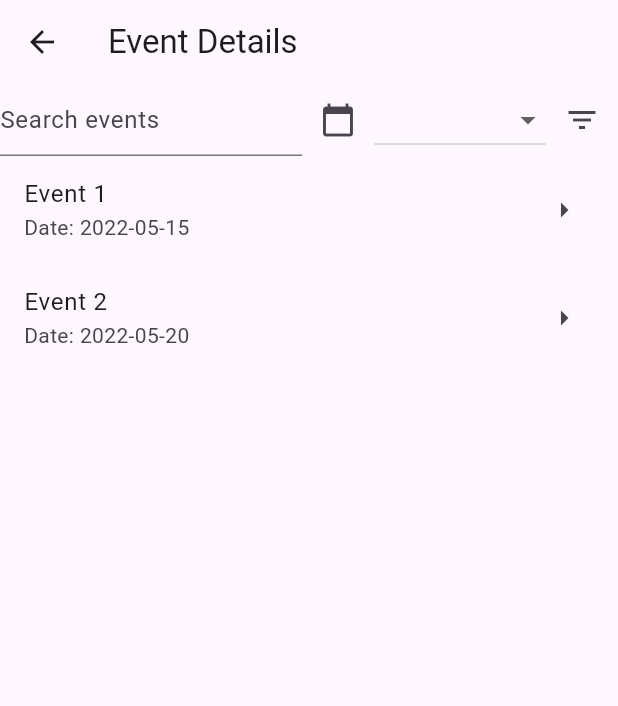
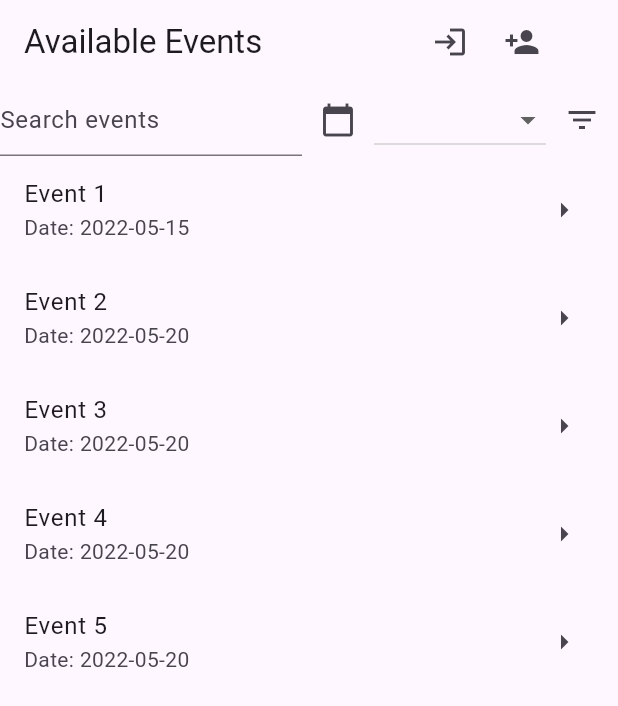
Before and after one commit to zeeshanalico/flutter-app-course-project-, a Flutter app: the AvailableEvents screen opened by its route, on a phone screen of 412 x 824 dp. Shown: the top 706 px of the screen. Run offline on Flutter 3.47's test engine with Material 3 defaults, Android fonts, the phone set to English and light mode, and no system bars; our stand-ins replace firebase_core, shared_preferences, sqflite; accounts and stored records are empty.

Commit message:
private screens configured

```diff
--- a/lib/Screens/available_events_screen.dart
+++ b/lib/Screens/available_events_screen.dart
@@ -42,6 +42,24 @@ class _EventDetailsState extends State<AvailableEvents> {
             'description': 'Description for Event 2',
             'date': '2022-05-20',
           },
+          {
+            'id': '3',
+            'title': 'Event 3',
+            'description': 'Description for Event 3',
+            'date': '2022-05-20',
+          },
+          {
+            'id': '4',
+            'title': 'Event 4',
+            'description': 'Description for Event 4',
+            'date': '2022-05-20',
+          },
+          {
+            'id': '5',
+            'title': 'Event 5',
+            'description': 'Description for Event 5',
+            'date': '2022-05-20',
+          },
         ];
       } catch (e) {
         print(e);
@@ -50,7 +68,6 @@ class _EventDetailsState extends State<AvailableEvents> {
       events = []; // Initialize with empty list if no events found
     }
 
-    print(events);
     setState(() {});
   }
 
@@ -74,7 +91,26 @@ class _EventDetailsState extends State<AvailableEvents> {
   Widget build(BuildContext context) {
     return Scaffold(
       appBar: AppBar(
-        title: const Text('Event Details'),
+        title: const Text(
+          'Available Events',
+        ),
+        automaticallyImplyLeading: false, // Hide the back button
+        actions: [
+          const SizedBox(width: 20.0),
+          IconButton(
+            icon: Icon(Icons.login),
+            onPressed: () {
+              Navigator.pushNamed(context, '/login');
+            },
+          ),
+          IconButton(
+            icon: Icon(Icons.person_add),
+            onPressed: () {
+              Navigator.pushNamed(context, '/register');
+            },
+          ),
+          const SizedBox(width: 40.0),
+        ],
       ),
       body: Column(
         children: [
--- a/lib/Screens/homecreen.dart
+++ b/lib/Screens/homecreen.dart
@@ -32,6 +32,24 @@ class _HomeScreenState extends State<HomeScreen> {
         'description': 'Description for Event 2',
         'date': '2022-05-20',
       },
+      {
+        'id': '3',
+        'title': 'Event 3',
+        'description': 'Description for Event 3',
+        'date': '2022-05-20',
+      },
+      {
+        'id': '4',
+        'title': 'Event 4',
+        'description': 'Description for Event 4',
+        'date': '2022-05-20',
+      },
+      {
+        'id': '5',
+        'title': 'Event 5',
+        'description': 'Description for Event 5',
+        'date': '2022-05-20',
+      },
     ];
 
     List<String> eventsJson = events
@@ -39,6 +57,10 @@ class _HomeScreenState extends State<HomeScreen> {
         .toList();
 
     await pref.setStringList('events', eventsJson);
+    await pref.setStringList(
+      'zeeshanali@gmail.com',
+      ['Zeeshan Ali', "zeeshanali@gmail.com", "admin", '03021055932'],
+    );
   }
 
   @override
@@ -75,7 +97,7 @@ class _HomeScreenState extends State<HomeScreen> {
             const SizedBox(height: 20.0),
             ElevatedButton(
               onPressed: () {
-                Navigator.pushNamed(context, '/availableEvents');
+                Navigator.pushNamed(context, '/availableevents');
               },
               style: ElevatedButton.styleFrom(
                 backgroundColor: Colors.blueAccent,
--- a/lib/Screens/registerscreen.dart
+++ b/lib/Screens/registerscreen.dart
@@ -102,6 +102,7 @@ class _RegisterUserState extends State<RegisterScreen> {
   @override
   Widget build(BuildContext context) {
     return Scaffold(
+      appBar: AppBar(),
       body: Padding(
         padding: const EdgeInsets.all(16),
         child: Column(
--- a/lib/main.dart
+++ b/lib/main.dart
@@ -17,11 +17,9 @@ class MyApp extends StatelessWidget {
       routes: {
         '/': (context) => const HomeScreen(),
         '/availableevents': (context) => const AvailableEvents(),
-
+        '/dashboard': (context) => const DashboardScreen(),
         '/register': (context) => const RegisterScreen(),
         '/login': (context) => LoginScreen(),
-        '/dashboard': (context) => DashboardScreen(),
-        // '/third': (context) => ThirdScreen(),
       },
       initialRoute: '/',
     );
```
Also changed, not shown: lib/Screens/PrivateScreens/dashboard_screen.dart (+10 -7 lines), lib/Screens/loginscreen.dart (+7 -2 lines), lib/common/Drawer.dart (added, +67 -0 lines), lib/Screens/PrivateScreens/calendar.dart (added), lib/Screens/PrivateScreens/createEvent.dart (added), lib/Screens/PrivateScreens/help.dart (added), lib/Screens/PrivateScreens/myevents.dart (added), lib/Screens/PrivateScreens/profile.dart (added), lib/Screens/PrivateScreens/setting.dart (added).
